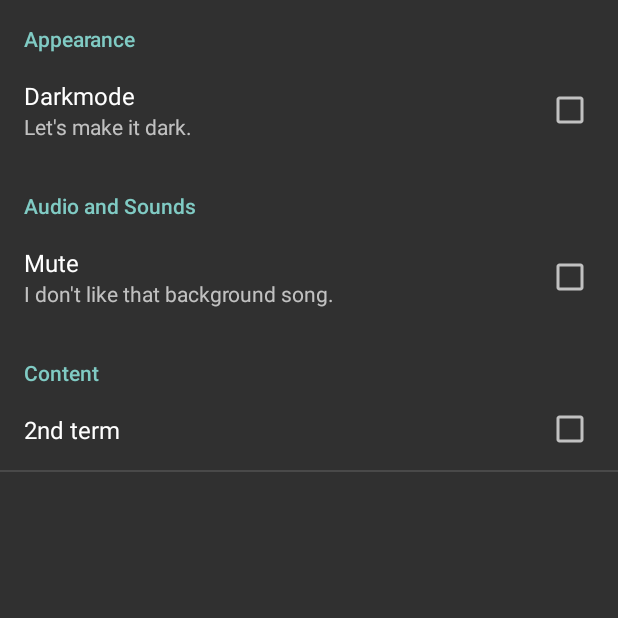
After one commit to burliEnterprises/trump-countdown, an Android app: the SettingsActivity screen opened directly, with no data from a screen before it, on a phone screen of 412 x 824 dp, the top half of it. The commit adds this screen. Run offline under Robolectric (Android 15) with nearby library versions, the phone set to English and light mode, and no system bars.

Commit message:
added: audio on/off

```diff
--- /dev/null
+++ b/app/src/main/java/biz/burli/trump/SettingsActivity.java
@@ -0,0 +1,40 @@
+package biz.burli.trump;
+
+import android.content.SharedPreferences;
+import android.os.Bundle;
+import android.preference.Preference;
+import android.preference.PreferenceActivity;
+import android.preference.PreferenceManager;
+import android.widget.Toast;
+
+/**
+ * Created by Matteo on 19.08.2017.
+ */
+
+public class SettingsActivity extends PreferenceActivity
+        implements Preference.OnPreferenceChangeListener {
+
+    @Override
+    public void onCreate(Bundle savedInstanceState) {
+        super.onCreate(savedInstanceState);
+        addPreferencesFromResource(R.xml.app_preferences);
+
+        Preference second = findPreference("second");
+        Preference mute = findPreference("mute");
+        Preference darkmode = findPreference("darkmode");
+        second.setOnPreferenceChangeListener(this);
+        darkmode.setOnPreferenceChangeListener(this);
+        mute.setOnPreferenceChangeListener(this);
+
+// onPreferenceChange sofort aufrufen mit der in SharedPreferences gespeicherten Aktienliste
+        SharedPreferences sharedPrefs = getSharedPreferences("MyPref", 0);
+        String secondSaved = sharedPrefs.getString(second.getKey(), "");
+        onPreferenceChange(second, secondSaved);
+    }
+
+    @Override
+    public boolean onPreferenceChange(Preference preference, Object value) {
+        preference.setSummary(value.toString());
+        return false;
+    }
+}
--- a/app/src/main/res/layout/activity_main.xml
+++ b/app/src/main/res/layout/activity_main.xml
@@ -54,13 +54,13 @@
         android:id="@+id/gifTextView2" />
 
     <ImageView
-        android:id="@+id/settings"
+        android:id="@+id/audio"
         android:layout_width="wrap_content"
         android:layout_height="wrap_content"
-        app:srcCompat="@drawable/settings"
         android:layout_below="@+id/tv_days"
         android:layout_centerHorizontal="true"
-        android:layout_marginTop="20dp" />
+        android:layout_marginTop="20dp"
+        app:srcCompat="@drawable/ic_volume_up_grey_700_24dp" />
 
 
 </RelativeLayout>
--- a/app/src/main/res/xml/app_preferences.xml
+++ b/app/src/main/res/xml/app_preferences.xml
@@ -1,26 +1,33 @@
-<android.support.v7.preference.PreferenceScreen
+<PreferenceScreen
     xmlns:android="http://schemas.android.com/apk/res/android">
 
-    <android.support.v7.preference.PreferenceCategory
-        android:title="Category 1">
+    <PreferenceCategory
+        android:title="Appearance">
 
-        <android.support.v7.preference.SwitchPreferenceCompat
-            android:key="key1"
-            android:title="Switch Preference"
-            android:summary="Switch Summary"
-            android:defaultValue="true" />
+        <CheckBoxPreference
+            android:key="darkmode"
+            android:title="Darkmode"
+            android:summary="Let's make it dark."
+            android:defaultValue="false"/>
+    </PreferenceCategory>
 
-        <android.support.v7.preference.EditTextPreference
-            android:key="key2"
-            android:title="EditText Preference"
-            android:summary="EditText Summary"
-            android:dialogMessage="Dialog Message"
-            android:defaultValue="Default value" />
-        <android.support.v7.preference.CheckBoxPreference
-            android:key="key3"
-            android:title="CheckBox Preference"
-            android:summary="CheckBox Summary"
-            android:defaultValue="true"/>
-    </android.support.v7.preference.PreferenceCategory>
+    <PreferenceCategory
+        android:title="Audio and Sounds">
 
-</android.support.v7.preference.PreferenceScreen>
+        <CheckBoxPreference
+            android:key="mute"
+            android:title="Mute"
+            android:summary="I don't like that background song."
+            android:defaultValue="false"/>
+    </PreferenceCategory>
+
+    <PreferenceCategory
+        android:title="Content">
+
+        <CheckBoxPreference
+            android:key="second"
+            android:title="2nd term"
+            android:summary="Trump will run for 8 years."
+            android:defaultValue="false"/>
+    </PreferenceCategory>
+</PreferenceScreen>
```
Also changed, not shown: app/src/main/AndroidManifest.xml (+8 -0 lines), app/src/main/java/biz/burli/trump/MainActivity.java (+33 -13 lines), app/src/main/res/drawable-hdpi/ic_settings_red_400_36dp.png (added), app/src/main/res/drawable-hdpi/ic_volume_off_grey_700_24dp.png (added), app/src/main/res/drawable-hdpi/ic_volume_up_grey_700_24dp.png (added), app/src/main/res/drawable-mdpi/ic_settings_red_400_36dp.png (added), app/src/main/res/drawable-mdpi/ic_volume_off_grey_700_24dp.png (added), app/src/main/res/drawable-mdpi/ic_volume_up_grey_700_24dp.png (added), app/src/main/res/drawable-xhdpi/ic_settings_red_400_36dp.png (added), app/src/main/res/drawable-xhdpi/ic_volume_off_grey_700_24dp.png (added), app/src/main/res/drawable-xhdpi/ic_volume_up_grey_700_24dp.png (added), app/src/main/res/drawable-xxhdpi/ic_settings_red_400_36dp.png (added), app/src/main/res/drawable-xxhdpi/ic_volume_off_grey_700_24dp.png (added), app/src/main/res/drawable-xxhdpi/ic_volume_up_grey_700_24dp.png (added), 3 more files.
